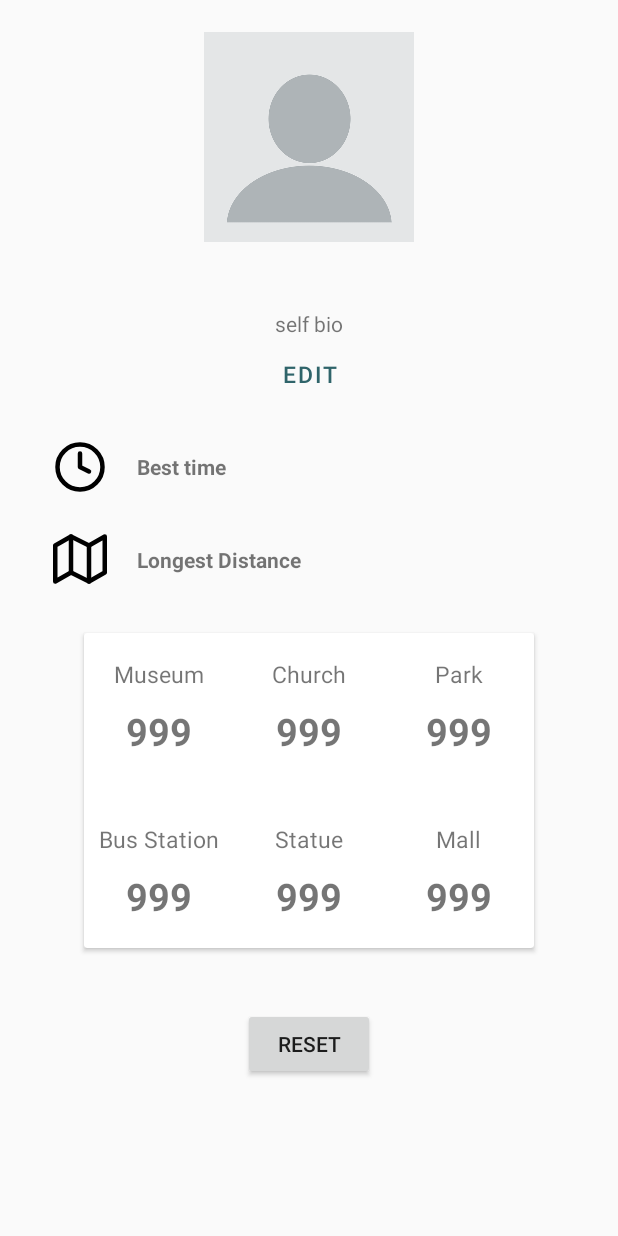
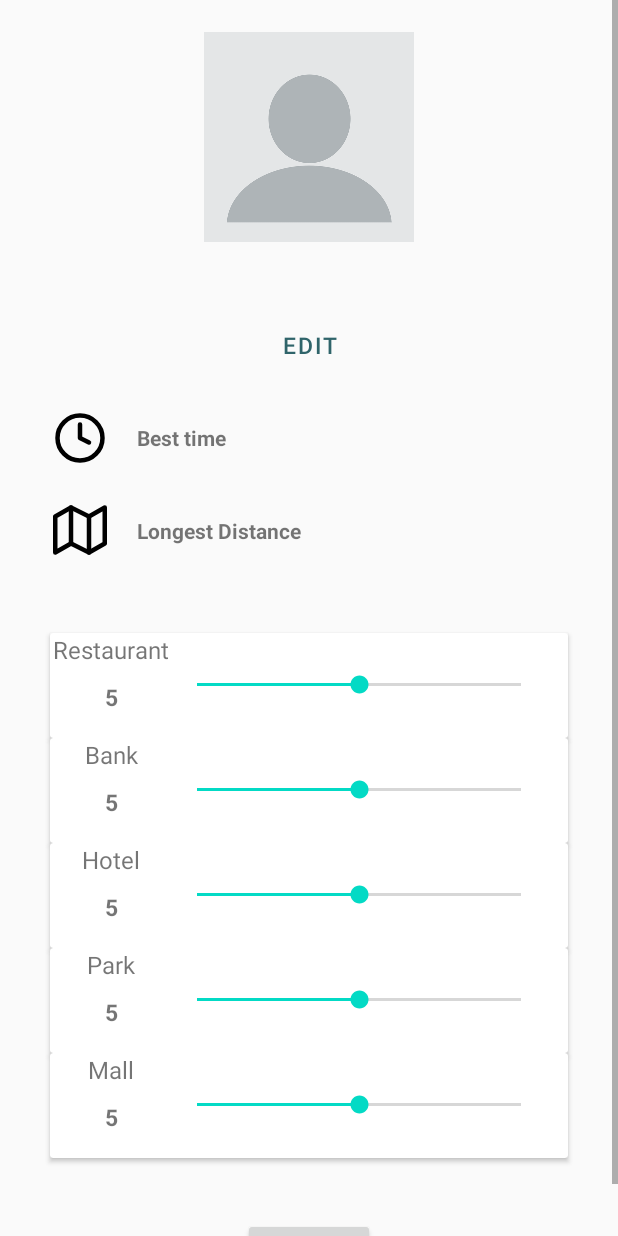
Before and after one commit to kashepavadan/cs446proj, an Android app: the ProfileActivity screen opened directly, with no data from a screen before it, on a phone screen of 412 x 824 dp. Run offline under Robolectric (Android 15) with nearby library versions, the phone set to English and light mode, and no system bars.

Commit message:
change to slider

```diff
--- /dev/null
+++ b/app/src/main/java/com/example/maprace/models/Preference.java
@@ -0,0 +1,19 @@
+package com.example.maprace.models;
+import java.util.ArrayList;
+import java.util.List;
+
+public class Preference {
+    private List<String> category;
+    private List<Integer> weight;
+
+    public void init(){
+        category = new ArrayList<>();
+        weight = new ArrayList<>();
+        String[] arr = {"Restaurant", "Bank", "Hotel", "Park", "Mall"};
+
+        for (int i = 0; i < arr.length; i++){
+            category.add(arr[i]);
+            weight.add(5);
+        }
+    }
+}
--- a/app/src/main/java/com/example/maprace/utils/StorageUtils.java
+++ b/app/src/main/java/com/example/maprace/utils/StorageUtils.java
@@ -3,6 +3,7 @@ package com.example.maprace.utils;
 import android.content.Context;
 
 import com.example.maprace.models.UserProfile;
+import com.example.maprace.models.Preference;
 
 import java.io.File;
 import java.io.FileInputStream;
@@ -15,6 +16,7 @@ import java.io.ObjectOutputStream;
 
 public class StorageUtils {
     private static final String profileFilename = "profile";
+    private static final String preferenceFilename = "preference";
 
     private static Object readObject(Context applicationContext, String filename) {
         Object object = null;
@@ -75,4 +77,15 @@ public class StorageUtils {
     public static boolean isProfileExist(Context applicationContext) {
         return isFileExist(applicationContext, profileFilename);
     }
+
+    public static Preference getPreference(Context applicationContext) {
+        Object object = readObject(applicationContext, preferenceFilename);
+
+        if (object == null) return new Preference();
+        return (Preference) object;
+    }
+
+    public static void savePreference(Context applicationContext, Preference pref) {
+        writeObject(applicationContext,preferenceFilename, pref);
+    }
 }
--- a/app/src/main/res/layout/activity_profile.xml
+++ b/app/src/main/res/layout/activity_profile.xml
@@ -37,14 +37,9 @@
                     android:textSize="18dp"
                     android:textStyle="bold" />
 
-                <TextView
-                    android:layout_width="wrap_content"
-                    android:layout_height="wrap_content"
-                    android:layout_gravity="center"
-                    android:text="self bio" />
                 <Button
                     android:layout_gravity="center_horizontal"
-                    android:id="@+id/textButton"
+                    android:id="@+id/editProfileButton"
                     android:textSize="15dp"
                     android:layout_width="wrap_content"
                     android:layout_height="wrap_content"
@@ -64,6 +59,7 @@
                         android:src="@drawable/ic_clock"/>
                     <TextView
                         android:textStyle="bold"
+                        android:id="@+id/bestTimeText"
                         android:layout_gravity="center_vertical"
                         android:layout_width="wrap_content"
                         android:layout_height="wrap_content"
@@ -81,10 +77,11 @@
                         android:src="@drawable/ic_map"/>
                     <TextView
                         android:textStyle="bold"
+                        android:id="@+id/distText"
                         android:layout_gravity="center_vertical"
                         android:layout_width="wrap_content"
                         android:layout_height="wrap_content"
-                        android:paddingLeft="20dp"
+                        android:paddingStart="20dp"
                         android:text="Longest Distance"/>
                 </LinearLayout>
             </LinearLayout>
@@ -92,45 +89,17 @@
         </RelativeLayout>
 
         <androidx.cardview.widget.CardView
-            android:layout_width="300dp"
-            android:layout_height="210dp"
+            android:layout_width="345dp"
+            android:layout_height="70dp"
             android:layout_gravity="center">
-            <LinearLayout
-                android:layout_width="match_parent"
-                android:layout_height="match_parent"
-                android:orientation="vertical"
-                >
-                <LinearLayout
-                    android:layout_width="match_parent"
-                    android:layout_height="100dp"
-                    android:orientation="horizontal"
-
-                    android:weightSum="3">
 
             <LinearLayout
-                        android:layout_width="0dp"
-                        android:layout_height="match_parent"
-                        android:layout_weight="1"
-                        android:gravity="center"
-                        android:orientation="vertical">
-
-                        <TextView
-                            android:layout_width="wrap_content"
-                            android:layout_height="wrap_content"
-                            android:text="Museum"
-                            android:textSize="15sp" />
-
-                        <TextView
-                            android:layout_width="wrap_content"
-                            android:layout_height="wrap_content"
-                            android:paddingTop="10dp"
-                            android:text="999"
-                            android:textSize="25sp"
-                            android:textStyle="bold" />
-                    </LinearLayout>
-
+                android:layout_width="330dp"
+                android:layout_height="70dp"
+                android:orientation="horizontal"
+                android:weightSum="4">
                 <LinearLayout
-                        android:gravity="center"
+                    android:gravity="center_horizontal"
                     android:orientation="vertical"
                     android:layout_width="0dp"
                     android:layout_weight="1"
@@ -138,20 +107,122 @@
                     <TextView
                         android:layout_width="wrap_content"
                         android:layout_height="wrap_content"
-                            android:text="Church"
-                            android:textSize="15sp"
+                        android:text="Restaurant"
+                        android:textSize="16sp"
                         />
                     <TextView
                         android:layout_width="wrap_content"
                         android:layout_height="wrap_content"
-                            android:text="999"
+                        android:text="5"
                         android:textStyle="bold"
-                            android:textSize="25sp"
+                        android:textSize="15sp"
                         android:paddingTop="10dp"
                         />
                 </LinearLayout>
+                <SeekBar
+                    android:id="@+id/restaurantBar"
+                    android:layout_weight="3"
+                    android:max="10"
+                    android:progress="5"
+                    android:layout_width="0dp"
+                    android:layout_height="match_parent"/>
+            </LinearLayout>
+        </androidx.cardview.widget.CardView>
+
+        <androidx.cardview.widget.CardView
+            android:layout_width="345dp"
+            android:layout_height="70dp"
+            android:layout_gravity="center">
+
             <LinearLayout
-                        android:gravity="center"
+                android:layout_width="330dp"
+                android:layout_height="70dp"
+                android:orientation="horizontal"
+                android:weightSum="4">
+                <LinearLayout
+                    android:gravity="center_horizontal"
+                    android:orientation="vertical"
+                    android:layout_width="0dp"
+                    android:layout_weight="1"
+                    android:layout_height="match_parent">
+                    <TextView
+                        android:layout_width="wrap_content"
+                        android:layout_height="wrap_content"
+                        android:text="Bank"
+                        android:textSize="16sp"
+                        />
+                    <TextView
+                        android:layout_width="wrap_content"
+                        android:layout_height="wrap_content"
+                        android:text="5"
+                        android:textStyle="bold"
+                        android:textSize="15sp"
+                        android:paddingTop="10dp"
+                        />
+                </LinearLayout>
+                <SeekBar
+                    android:id="@+id/bankBar"
+                    android:layout_weight="3"
+                    android:max="10"
+                    android:progress="5"
+                    android:layout_width="0dp"
+                    android:layout_height="match_parent"/>
+            </LinearLayout>
+        </androidx.cardview.widget.CardView>
+
+        <androidx.cardview.widget.CardView
+            android:layout_width="345dp"
+            android:layout_height="70dp"
+            android:layout_gravity="center">
+
+                <LinearLayout
+                    android:layout_width="330dp"
+                    android:layout_height="70dp"
+                    android:orientation="horizontal"
+                    android:weightSum="4">
+                    <LinearLayout
+                        android:gravity="center_horizontal"
+                        android:orientation="vertical"
+                        android:layout_width="0dp"
+                        android:layout_weight="1"
+                        android:layout_height="match_parent">
+                        <TextView
+                            android:layout_width="wrap_content"
+                            android:layout_height="wrap_content"
+                            android:text="Hotel"
+                            android:textSize="16sp"
+                            />
+                        <TextView
+                            android:layout_width="wrap_content"
+                            android:layout_height="wrap_content"
+                            android:text="5"
+                            android:textStyle="bold"
+                            android:textSize="15sp"
+                            android:paddingTop="10dp"
+                            />
+                    </LinearLayout>
+                    <SeekBar
+                        android:id="@+id/hotelBar"
+                        android:layout_weight="3"
+                        android:max="10"
+                        android:progress="5"
+                        android:layout_width="0dp"
+                        android:layout_height="match_parent"/>
+            </LinearLayout>
+        </androidx.cardview.widget.CardView>
+
+        <androidx.cardview.widget.CardView
+            android:layout_width="345dp"
+            android:layout_height="70dp"
+            android:layout_gravity="center">
+
+            <LinearLayout
+                android:layout_width="330dp"
+                android:layout_height="70dp"
+                android:orientation="horizontal"
+                android:weightSum="4">
+                <LinearLayout
+                    android:gravity="center_horizontal"
                     android:orientation="vertical"
                     android:layout_width="0dp"
                     android:layout_weight="1"
@@ -160,72 +231,39 @@
                         android:layout_width="wrap_content"
                         android:layout_height="wrap_content"
                         android:text="Park"
-                            android:textSize="15sp"
+                        android:textSize="16sp"
                         />
                     <TextView
                         android:layout_width="wrap_content"
                         android:layout_height="wrap_content"
-                            android:text="999"
+                        android:text="5"
                         android:textStyle="bold"
-                            android:textSize="25sp"
+                        android:textSize="15sp"
                         android:paddingTop="10dp"
                         />
                 </LinearLayout>
+                <SeekBar
+                    android:id="@+id/parkBar"
+                    android:layout_weight="3"
+                    android:max="10"
+                    android:progress="5"
+                    android:layout_width="0dp"
+                    android:layout_height="match_parent"/>
             </LinearLayout>
+        </androidx.cardview.widget.CardView>
+
+        <androidx.cardview.widget.CardView
+            android:layout_width="345dp"
+            android:layout_height="70dp"
+            android:layout_gravity="center">
 
             <LinearLayout
-                    android:layout_width="300dp"
-                    android:layout_height="100dp"
-                    android:layout_marginTop="10dp"
+                android:layout_width="330dp"
+                android:layout_height="70dp"
                 android:orientation="horizontal"
-
-                    android:weightSum="3">
-
+                android:weightSum="4">
                 <LinearLayout
-                        android:layout_width="0dp"
-                        android:layout_height="match_parent"
-                        android:layout_weight="1"
-                        android:gravity="center"
-                        android:orientation="vertical">
-
-                        <TextView
-                            android:layout_width="wrap_content"
-                            android:layout_height="wrap_content"
-                            android:text="Bus Station"
-                            android:textSize="15sp" />
-
-                        <TextView
-                            android:layout_width="wrap_content"
-                            android:layout_height="wrap_content"
-                            android:paddingTop="10dp"
-                            android:text="999"
-                            android:textSize="25sp"
-                            android:textStyle="bold" />
-                    </LinearLayout>
-
-                    <LinearLayout
-                        android:gravity="center"
-                        android:orientation="vertical"
-                        android:layout_width="0dp"
-                        android:layout_weight="1"
-                        android:layout_height="match_parent">
-                        <TextView
-                            android:layout_width="wrap_content"
-                            android:layout_height="wrap_content"
-                            android:text="Statue"
-                            android:textSize="15sp"
-                            />
-                        <TextView
-                            android:layout_width="wrap_content"
-                            android:layout_height="wrap_content"
-                            android:text="999"
-                            android:textStyle="bold"
-                            android:textSize="25sp"
-                            android:paddingTop="10dp"
-                            />
-                    </LinearLayout>
-                    <LinearLayout
-                        android:gravity="center"
+                    android:gravity="center_horizontal"
                     android:orientation="vertical"
                     android:layout_width="0dp"
                     android:layout_weight="1"
@@ -234,18 +272,24 @@
                         android:layout_width="wrap_content"
                         android:layout_height="wrap_content"
                         android:text="Mall"
-                            android:textSize="15sp"
+                        android:textSize="16sp"
                         />
                     <TextView
                         android:layout_width="wrap_content"
                         android:layout_height="wrap_content"
-                            android:text="999"
+                        android:text="5"
                         android:textStyle="bold"
-                            android:textSize="25sp"
+                        android:textSize="15sp"
                         android:paddingTop="10dp"
                         />
                 </LinearLayout>
-                </LinearLayout>
+                <SeekBar
+                    android:id="@+id/mallBar"
+                    android:layout_weight="3"
+                    android:max="10"
+                    android:progress="5"
+                    android:layout_width="0dp"
+                    android:layout_height="match_parent"/>
             </LinearLayout>
         </androidx.cardview.widget.CardView>
 
```
Lines whose indentation alone changed are shown as unchanged.
